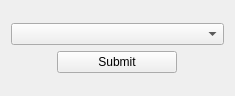
This is uiFiles/robotList.ui in ghorik78/serverGui as Qt 5 draws it before an edit. The edited form follows.
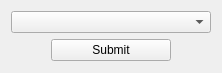
This is the edited form.

Diff of the .ui file:
```diff
--- a/uiFiles/robotList.ui
+++ b/uiFiles/robotList.ui
@@ -6,8 +6,8 @@
    <rect>
     <x>0</x>
     <y>0</y>
-    <width>235</width>
-    <height>96</height>
+    <width>220</width>
+    <height>73</height>
    </rect>
   </property>
   <property name="windowTitle">
```
